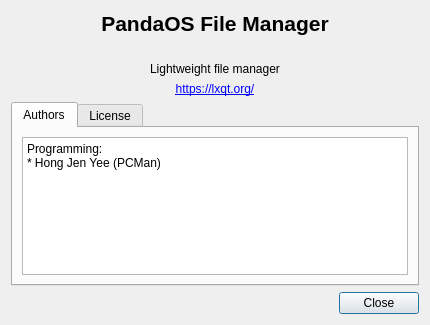
pandaos/panda-fm, file src/about.ui: the form before one commit.
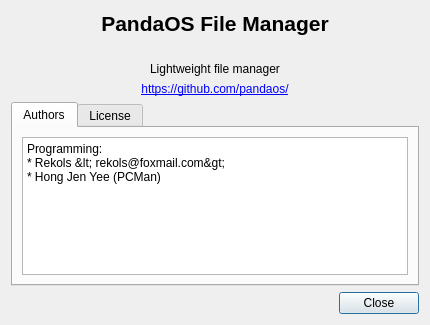
The form after the commit. Icons and pictures are not drawn.

The edit to the form file:
```diff
--- a/src/about.ui
+++ b/src/about.ui
@@ -55,7 +55,7 @@
    <item>
     <widget class="QLabel" name="label_3">
      <property name="text">
-      <string>&lt;html&gt;&lt;head/&gt;&lt;body&gt;&lt;p&gt;&lt;a href=&quot;https://github.com/pandaos/&quot;&gt;&lt;span style=&quot; text-decoration: underline; color:#0000ff;&quot;&gt;https://lxqt.org/&lt;/span&gt;&lt;/a&gt;&lt;/p&gt;&lt;/body&gt;&lt;/html&gt;</string>
+      <string>&lt;html&gt;&lt;head/&gt;&lt;body&gt;&lt;p&gt;&lt;a href=&quot;https://github.com/pandaos/&quot;&gt;&lt;span style=&quot; text-decoration: underline; color:#0000ff;&quot;&gt;https://github.com/pandaos/&lt;/span&gt;&lt;/a&gt;&lt;/p&gt;&lt;/body&gt;&lt;/html&gt;</string>
      </property>
      <property name="textFormat">
       <enum>Qt::RichText</enum>
@@ -85,6 +85,7 @@
          </property>
          <property name="plainText">
           <string>Programming:
+* Rekols &lt; rekols@foxmail.com&gt;
 * Hong Jen Yee (PCMan) &lt;pcman.tw@gmail.com&gt;
 </string>
          </property>
```
